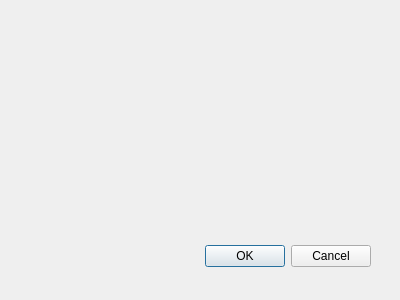
Old version of the form app/gui/dialogs/propertydialog.ui in the repository theall/Foreplayer.
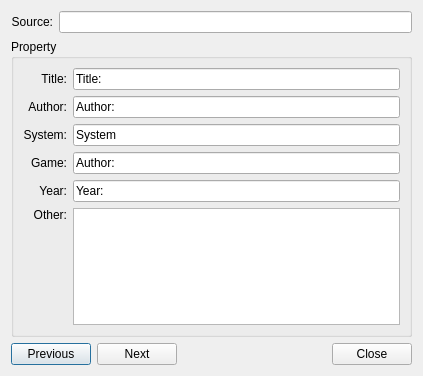
New version of the form.

Commit message: 1.Singleton check, active main window of running process in new instance 2.edit music item title,edit track item title and duration 3.enhance exportor tool 4.view property 5.export track from play list

```diff
--- a/app/gui/dialogs/propertydialog.ui
+++ b/app/gui/dialogs/propertydialog.ui
@@ -8,29 +8,177 @@
    <rect>
     <x>0</x>
     <y>0</y>
-    <width>400</width>
-    <height>300</height>
+    <width>423</width>
+    <height>376</height>
    </rect>
   </property>
   <property name="windowTitle">
    <string>Dialog</string>
   </property>
-  <widget name="buttonBox" class="QDialogButtonBox">
-   <property name="geometry">
-    <rect>
-     <x>30</x>
-     <y>240</y>
-     <width>341</width>
-     <height>32</height>
-    </rect>
-   </property>
-   <property name="orientation">
-    <enum>Qt::Horizontal</enum>
-   </property>
-   <property name="standardButtons">
-    <set>QDialogButtonBox::Cancel|QDialogButtonBox::Ok</set>
-   </property>
-  </widget>
+  <layout class="QVBoxLayout" name="verticalLayout">
+   <item>
+    <layout class="QHBoxLayout" name="horizontalLayout">
+     <item>
+      <widget class="QLabel" name="label">
+       <property name="text">
+        <string>Source:</string>
+       </property>
+       <property name="alignment">
+        <set>Qt::AlignRight|Qt::AlignTrailing|Qt::AlignVCenter</set>
+       </property>
+      </widget>
+     </item>
+     <item>
+      <widget class="QLineEdit" name="leMusicFile"/>
+     </item>
+    </layout>
+   </item>
+   <item>
+    <widget class="QGroupBox" name="groupBox">
+     <property name="title">
+      <string>Property</string>
+     </property>
+     <layout class="QGridLayout" name="gridLayout">
+      <item row="0" column="0">
+       <widget class="QLabel" name="label_2">
+        <property name="text">
+         <string>Title:</string>
+        </property>
+        <property name="alignment">
+         <set>Qt::AlignRight|Qt::AlignTrailing|Qt::AlignVCenter</set>
+        </property>
+       </widget>
+      </item>
+      <item row="0" column="1">
+       <widget class="QLineEdit" name="leTitle">
+        <property name="text">
+         <string>Title:</string>
+        </property>
+       </widget>
+      </item>
+      <item row="1" column="0">
+       <widget class="QLabel" name="label_3">
+        <property name="text">
+         <string>Author:</string>
+        </property>
+        <property name="alignment">
+         <set>Qt::AlignRight|Qt::AlignTrailing|Qt::AlignVCenter</set>
+        </property>
+       </widget>
+      </item>
+      <item row="1" column="1">
+       <widget class="QLineEdit" name="leAuthor">
+        <property name="text">
+         <string>Author:</string>
+        </property>
+       </widget>
+      </item>
+      <item row="2" column="0">
+       <widget class="QLabel" name="label_4">
+        <property name="text">
+         <string>System:</string>
+        </property>
+        <property name="alignment">
+         <set>Qt::AlignRight|Qt::AlignTrailing|Qt::AlignVCenter</set>
+        </property>
+       </widget>
+      </item>
+      <item row="2" column="1">
+       <widget class="QLineEdit" name="leSystem">
+        <property name="text">
+         <string>System</string>
+        </property>
+       </widget>
+      </item>
+      <item row="3" column="0">
+       <widget class="QLabel" name="label_5">
+        <property name="text">
+         <string>Game:</string>
+        </property>
+        <property name="alignment">
+         <set>Qt::AlignRight|Qt::AlignTrailing|Qt::AlignVCenter</set>
+        </property>
+       </widget>
+      </item>
+      <item row="3" column="1">
+       <widget class="QLineEdit" name="leGame">
+        <property name="text">
+         <string>Author:</string>
+        </property>
+       </widget>
+      </item>
+      <item row="4" column="0">
+       <widget class="QLabel" name="label_6">
+        <property name="text">
+         <string>Year:</string>
+        </property>
+        <property name="alignment">
+         <set>Qt::AlignRight|Qt::AlignTrailing|Qt::AlignVCenter</set>
+        </property>
+       </widget>
+      </item>
+      <item row="4" column="1">
+       <widget class="QLineEdit" name="leYear">
+        <property name="text">
+         <string>Year:</string>
+        </property>
+       </widget>
+      </item>
+      <item row="5" column="0">
+       <widget class="QLabel" name="label_7">
+        <property name="text">
+         <string>Other:</string>
+        </property>
+        <property name="alignment">
+         <set>Qt::AlignRight|Qt::AlignTop|Qt::AlignTrailing</set>
+        </property>
+       </widget>
+      </item>
+      <item row="5" column="1">
+       <widget class="QPlainTextEdit" name="txtOther"/>
+      </item>
+     </layout>
+    </widget>
+   </item>
+   <item>
+    <layout class="QHBoxLayout" name="horizontalLayout_2">
+     <item>
+      <widget class="QPushButton" name="btnPrevious">
+       <property name="text">
+        <string>Previous</string>
+       </property>
+      </widget>
+     </item>
+     <item>
+      <widget class="QPushButton" name="btnNext">
+       <property name="text">
+        <string>Next</string>
+       </property>
+      </widget>
+     </item>
+     <item>
+      <spacer name="horizontalSpacer">
+       <property name="orientation">
+        <enum>Qt::Horizontal</enum>
+       </property>
+       <property name="sizeHint" stdset="0">
+        <size>
+         <width>40</width>
+         <height>20</height>
+        </size>
+       </property>
+      </spacer>
+     </item>
+     <item>
+      <widget class="QPushButton" name="btnClose">
+       <property name="text">
+        <string>Close</string>
+       </property>
+      </widget>
+     </item>
+    </layout>
+   </item>
+  </layout>
  </widget>
  <pixmapfunction/>
  <resources/>
```
Left out of the diff: 44 changed lines with no effect on the pictures. The commit also changes 71 other files.
